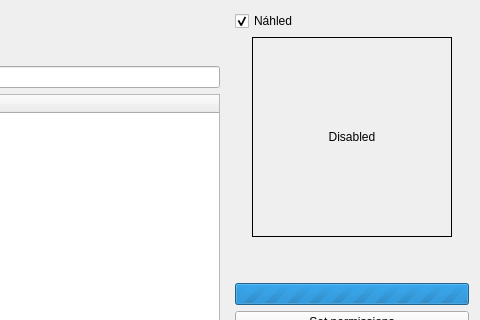
Old version of the form dlg_addMap.ui in the repository LESPROJEKT/qgis-layman-plugin; both pictures show x 720 to 1200 and y 0 to 320 of the 1200 by 800 pixel window.
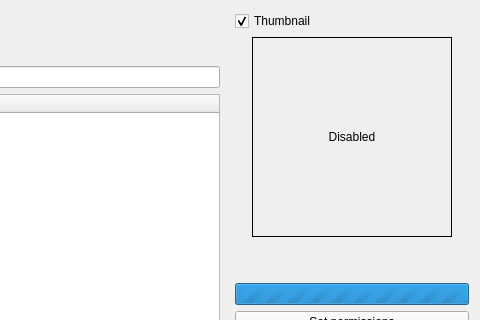
New version of the form. Icons and pictures are not drawn. Custom widgets are drawn as their Qt base class.

Patch:
```diff
--- a/dlg_addMap.ui
+++ b/dlg_addMap.ui
@@ -253,7 +253,7 @@
      <item>
       <widget class="QCheckBox" name="checkBox_thumbnail">
        <property name="text">
-        <string>Náhled</string>
+        <string>Thumbnail</string>
        </property>
        <property name="checked">
         <bool>true</bool>
```
